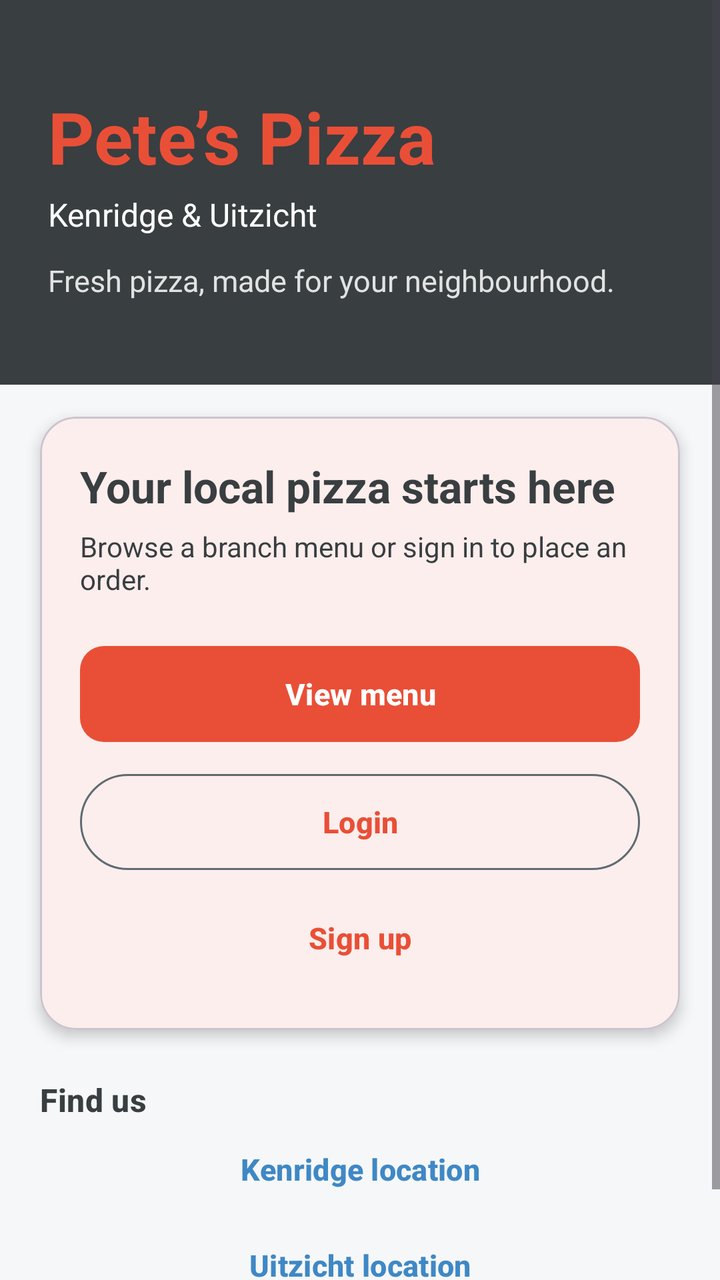
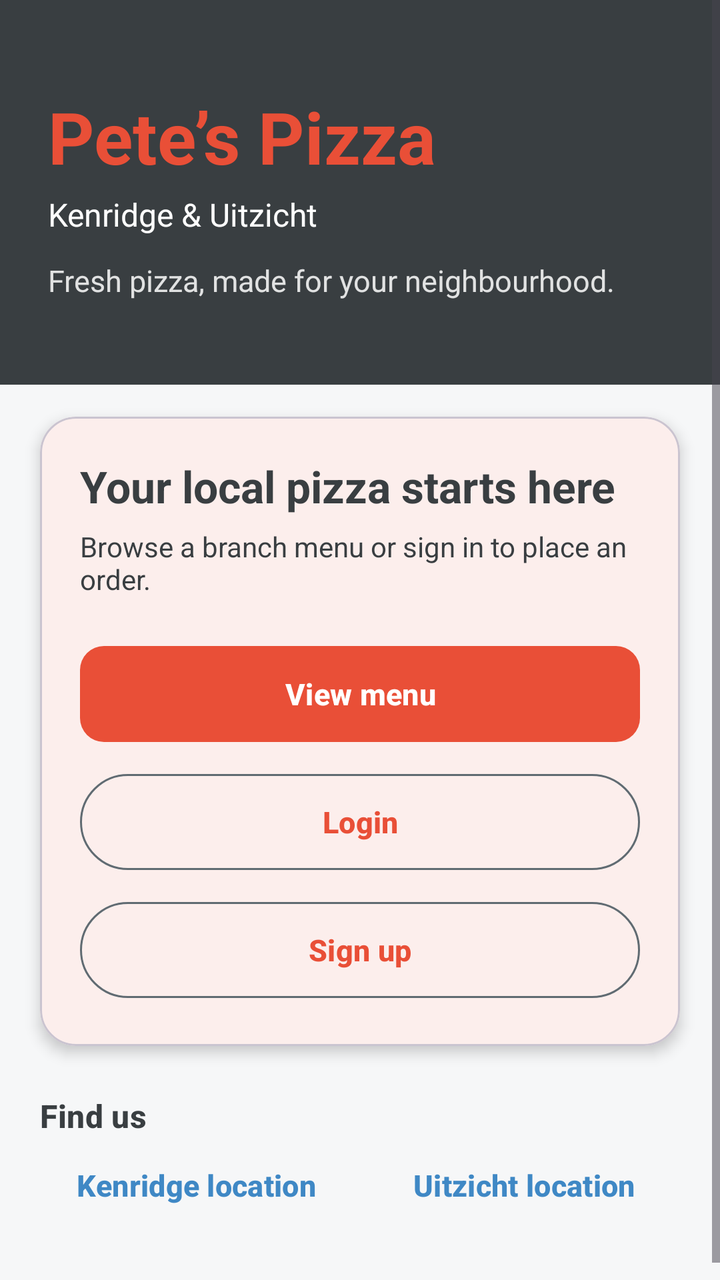

Before-and-after screenshots of an Android layout around one commit, followed by the original layout XML and the change that was made.
<!-- AndroidManifest.xml: application theme Theme.DeliveryApp -->
<!-- res/layout/activity_landing.xml -->
<?xml version="1.0" encoding="utf-8"?>
<ScrollView xmlns:android="http://schemas.android.com/apk/res/android" xmlns:app="http://schemas.android.com/apk/res-auto"
    android:layout_width="match_parent" android:layout_height="match_parent" android:fillViewport="true">
    <LinearLayout android:layout_width="match_parent" android:layout_height="wrap_content"
        android:orientation="vertical" android:paddingBottom="32dp">
        <LinearLayout android:layout_width="match_parent" android:layout_height="wrap_content"
            android:background="@color/gunmetal" android:orientation="vertical"
            android:paddingStart="24dp" android:paddingEnd="24dp" android:paddingTop="44dp" android:paddingBottom="42dp">
            <TextView android:layout_width="wrap_content" android:layout_height="wrap_content"
                android:text="Pete’s Pizza" android:textColor="@color/terracotta"
                android:textSize="36sp" android:textStyle="bold" />
            <TextView android:layout_width="wrap_content" android:layout_height="wrap_content"
                android:layout_marginTop="4dp" android:text="Kenridge &amp; Uitzicht"
                android:textColor="@color/white" android:textSize="16sp" />
            <TextView android:id="@+id/tvWelcome" android:layout_width="match_parent"
                android:layout_height="wrap_content" android:layout_marginTop="28dp"
                android:textColor="@color/white" android:textSize="24sp"
                android:textStyle="bold" android:visibility="gone" />
            <TextView android:layout_width="match_parent" android:layout_height="wrap_content"
                android:layout_marginTop="12dp" android:text="Fresh pizza, made for your neighbourhood."
                android:textColor="#D9FFFFFF" android:textSize="15sp" />
        </LinearLayout>
        <com.google.android.material.card.MaterialCardView
            android:layout_width="match_parent" android:layout_height="wrap_content"
            android:layout_marginStart="20dp" android:layout_marginEnd="20dp"
            android:layout_marginTop="16dp" app:cardBackgroundColor="?attr/colorSurface"
            app:cardCornerRadius="18dp" app:cardElevation="4dp">
            <LinearLayout android:layout_width="match_parent" android:layout_height="wrap_content"
                android:orientation="vertical" android:padding="20dp">
                <TextView android:layout_width="match_parent" android:layout_height="wrap_content"
                    android:text="Your local pizza starts here"
                    android:textAppearance="@style/TextAppearance.Material3.TitleLarge"
                    android:textStyle="bold" />
                <TextView android:layout_width="match_parent" android:layout_height="wrap_content"
                    android:layout_marginTop="6dp"
                    android:text="Browse a branch menu or sign in to place an order."
                    android:textColor="?attr/colorOnSurfaceVariant" />
                <LinearLayout android:id="@+id/guestActions" android:layout_width="match_parent"
                    android:layout_height="wrap_content" android:layout_marginTop="20dp"
                    android:orientation="vertical">
                    <com.google.android.material.button.MaterialButton android:id="@+id/btnViewMenu"
                        android:layout_width="match_parent" android:layout_height="56dp"
                        android:text="View menu" android:textStyle="bold" />
                    <com.google.android.material.button.MaterialButton
                        style="@style/Widget.Material3.Button.OutlinedButton"
                        android:id="@+id/btnLogin" android:layout_width="match_parent"
                        android:layout_height="56dp" android:layout_marginTop="8dp"
                        android:text="Login" android:textStyle="bold" />
                    <com.google.android.material.button.MaterialButton
                        style="@style/Widget.Material3.Button.TextButton"
                        android:id="@+id/btnRegister" android:layout_width="match_parent"
                        android:layout_height="52dp" android:layout_marginTop="4dp"
                        android:text="Sign up" android:textStyle="bold" />
                </LinearLayout>
                <LinearLayout android:id="@+id/memberActions" android:layout_width="match_parent"
                    android:layout_height="wrap_content" android:layout_marginTop="20dp"
                    android:orientation="vertical" android:visibility="gone">
                    <com.google.android.material.button.MaterialButton android:id="@+id/btnOrder"
                        android:layout_width="match_parent" android:layout_height="56dp"
                        android:text="View menu &amp; order" android:textStyle="bold" />
                    <com.google.android.material.button.MaterialButton
                        style="@style/Widget.Material3.Button.TextButton"
                        android:id="@+id/btnLogout" android:layout_width="match_parent"
                        android:layout_height="wrap_content" android:text="Logout"
                        android:textColor="@color/steel_blue" />
                </LinearLayout>
            </LinearLayout>
        </com.google.android.material.card.MaterialCardView>
        <LinearLayout android:id="@+id/branchChoice" android:layout_width="match_parent"
            android:layout_height="wrap_content" android:layout_marginStart="20dp"
            android:layout_marginEnd="20dp" android:layout_marginTop="24dp"
            android:orientation="vertical" android:visibility="gone">
            <TextView android:layout_width="match_parent" android:layout_height="wrap_content"
                android:text="Choose your branch"
                android:textAppearance="@style/TextAppearance.Material3.TitleMedium"
                android:textStyle="bold" />
            <TextView android:layout_width="match_parent" android:layout_height="wrap_content"
                android:layout_marginTop="4dp" android:text="Menus and prices can vary by branch."
                android:textColor="?attr/colorOnSurfaceVariant" />
            <LinearLayout android:layout_width="match_parent" android:layout_height="wrap_content"
                android:layout_marginTop="12dp" android:orientation="horizontal">
                <com.google.android.material.button.MaterialButton
                    style="@style/Widget.Material3.Button.OutlinedButton"
                    android:id="@+id/btnKenridge" android:layout_width="0dp"
                    android:layout_height="56dp" android:layout_weight="1"
                    android:text="Kenridge" />
                <com.google.android.material.button.MaterialButton
                    style="@style/Widget.Material3.Button.OutlinedButton"
                    android:id="@+id/btnUitzicht" android:layout_width="0dp"
                    android:layout_height="56dp" android:layout_marginStart="8dp"
                    android:layout_weight="1" android:text="Uitzicht" />
            </LinearLayout>
        </LinearLayout>
        <LinearLayout android:layout_width="match_parent" android:layout_height="wrap_content"
            android:layout_marginStart="20dp" android:layout_marginEnd="20dp"
            android:layout_marginTop="24dp" android:orientation="vertical">
            <TextView android:layout_width="match_parent" android:layout_height="wrap_content"
                android:text="Find us" android:textAppearance="@style/TextAppearance.Material3.TitleMedium"
                android:textStyle="bold" />
            <com.google.android.material.button.MaterialButton
                style="@style/Widget.Material3.Button.TextButton"
                android:id="@+id/btnKenridgeMap" android:layout_width="match_parent"
                android:layout_height="wrap_content" android:text="Kenridge location"
                android:textColor="@color/steel_blue" />
            <com.google.android.material.button.MaterialButton
                style="@style/Widget.Material3.Button.TextButton"
                android:id="@+id/btnUitzichtMap" android:layout_width="match_parent"
                android:layout_height="wrap_content" android:text="Uitzicht location"
                android:textColor="@color/steel_blue" />
        </LinearLayout>
    </LinearLayout>
</ScrollView>
<!-- resources referenced by this layout -->
<resources>
  <color name="gunmetal">#393E41</color>
  <color name="steel_blue">#3F88C5</color>
  <color name="terracotta">#E94F37</color>
  <color name="white">#FFFFFF</color>
  <style name="Theme.DeliveryApp" parent="Theme.Material3.Light.NoActionBar">
          <item name="materialButtonStyle">@style/Widget.App.PrimaryButton</item>
          <item name="colorPrimary">@color/terracotta</item>
          <item name="colorOnPrimary">@color/white</item>
          <item name="colorPrimaryContainer">@color/terracotta_soft</item>
          <item name="colorOnPrimaryContainer">@color/gunmetal</item>
          <item name="colorSecondary">@color/steel_blue</item>
          <item name="colorOnSecondary">@color/white</item>
          <item name="colorSecondaryContainer">@color/steel_blue_soft</item>
          <item name="colorOnSecondaryContainer">@color/gunmetal</item>
          <item name="colorTertiary">@color/gunmetal</item>
          <item name="colorSurface">@color/white</item>
          <item name="colorOnSurface">@color/gunmetal</item>
          <item name="colorSurfaceVariant">@color/paper_variant</item>
          <item name="colorOnSurfaceVariant">@color/gunmetal</item>
          <item name="colorOutline">@color/outline</item>
          <item name="colorError">@color/error_red</item>
          <item name="android:colorBackground">@color/paper</item>
          <item name="android:textColorPrimary">@color/gunmetal</item>
          <item name="android:statusBarColor">@color/gunmetal</item>
          <item name="android:windowLightStatusBar">false</item>
      </style>
  <style name="Widget.App.PrimaryButton" parent="Widget.Material3.Button">
          <item name="cornerRadius">12dp</item><item name="android:textSize">15sp</item>
          <item name="android:minHeight">56dp</item><item name="android:textStyle">bold</item>
      </style>
  <color name="terracotta_soft">#FFF1ED</color>
  <color name="steel_blue_soft">#DDEBF7</color>
  <color name="paper_variant">#E9ECEE</color>
  <color name="outline">#606B72</color>
  <color name="error_red">#B3261E</color>
  <color name="paper">#F6F7F8</color>
</resources>

<!-- the commit's change to res/layout/activity_landing.xml (unified diff, before → after) -->
@@ -47,9 +47,9 @@
                         android:layout_height="56dp" android:layout_marginTop="8dp"
                         android:text="Login" android:textStyle="bold" />
                     <com.google.android.material.button.MaterialButton
-                        style="@style/Widget.Material3.Button.TextButton"
+                        style="@style/Widget.Material3.Button.OutlinedButton"
                         android:id="@+id/btnRegister" android:layout_width="match_parent"
-                        android:layout_height="52dp" android:layout_marginTop="4dp"
+                        android:layout_height="56dp" android:layout_marginTop="8dp"
                         android:text="Sign up" android:textStyle="bold" />
                 </LinearLayout>
                 <LinearLayout android:id="@+id/memberActions" android:layout_width="match_parent"
@@ -97,16 +97,20 @@
             <TextView android:layout_width="match_parent" android:layout_height="wrap_content"
                 android:text="Find us" android:textAppearance="@style/TextAppearance.Material3.TitleMedium"
                 android:textStyle="bold" />
-            <com.google.android.material.button.MaterialButton
-                style="@style/Widget.Material3.Button.TextButton"
-                android:id="@+id/btnKenridgeMap" android:layout_width="match_parent"
-                android:layout_height="wrap_content" android:text="Kenridge location"
-                android:textColor="@color/steel_blue" />
-            <com.google.android.material.button.MaterialButton
-                style="@style/Widget.Material3.Button.TextButton"
-                android:id="@+id/btnUitzichtMap" android:layout_width="match_parent"
-                android:layout_height="wrap_content" android:text="Uitzicht location"
-                android:textColor="@color/steel_blue" />
+            <LinearLayout android:layout_width="match_parent" android:layout_height="wrap_content"
+                android:orientation="horizontal">
+                <com.google.android.material.button.MaterialButton
+                    style="@style/Widget.Material3.Button.TextButton"
+                    android:id="@+id/btnKenridgeMap" android:layout_width="0dp"
+                    android:layout_height="wrap_content" android:layout_weight="1"
+                    android:text="Kenridge location" android:textColor="@color/steel_blue" />
+                <com.google.android.material.button.MaterialButton
+                    style="@style/Widget.Material3.Button.TextButton"
+                    android:id="@+id/btnUitzichtMap" android:layout_width="0dp"
+                    android:layout_height="wrap_content" android:layout_marginStart="8dp"
+                    android:layout_weight="1" android:text="Uitzicht location"
+                    android:textColor="@color/steel_blue" />
+            </LinearLayout>
         </LinearLayout>
     </LinearLayout>
 </ScrollView>
